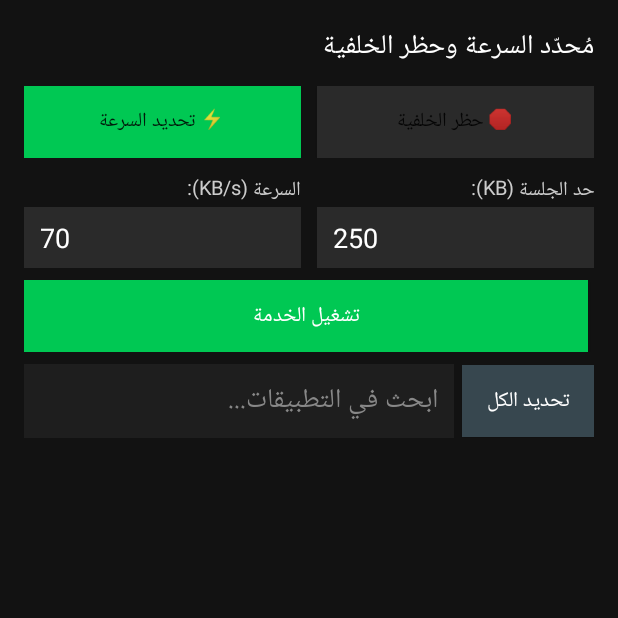
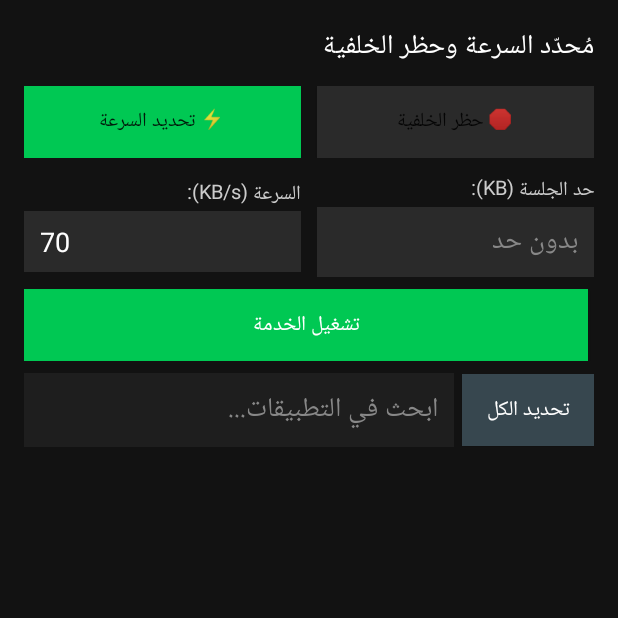
Before and after one commit to rew733/SpeedLimiter, an Android app: the screen it shows after launch (MainActivity), on a phone screen of 412 x 824 dp, the top half of it. Run offline under Robolectric (Android 15) with nearby library versions, the phone set to English and light mode, and no system bars.

Commit message:
Update session limit default value and handling

```diff
--- a/app/src/main/java/com/example/speedlimiter/MainActivity.kt
+++ b/app/src/main/java/com/example/speedlimiter/MainActivity.kt
@@ -72,7 +72,7 @@ class MainActivity : AppCompatActivity() {
 
         val prefs = getSharedPreferences("vpn_prefs", Context.MODE_PRIVATE)
         val savedSpeed = prefs.getInt("speed_kb", 70)
-        val savedLimit = prefs.getInt("session_limit_kb", 250)
+        val savedLimit = prefs.getInt("session_limit_kb", 0)
         selectedSpeedPackages.addAll(prefs.getStringSet("selected_apps", emptySet()) ?: emptySet())
         selectedBgKillPackages.addAll(prefs.getStringSet("bg_kill_apps", emptySet()) ?: emptySet())
 
@@ -153,7 +153,9 @@ class MainActivity : AppCompatActivity() {
         }
         sessionCol.addView(TextView(this).apply { text = "حد الجلسة (KB):"; textSize = 13f; setTextColor(Color.LTGRAY) })
         sessionLimitInput = EditText(this).apply {
-            setText(savedLimit.toString())
+            hint = "بدون حد"
+            setHintTextColor(Color.GRAY)
+            if (savedLimit > 0) setText(savedLimit.toString())
             inputType = InputType.TYPE_CLASS_NUMBER
             setTextColor(Color.WHITE)
             setBackgroundColor(Color.parseColor("#2A2A2A"))
@@ -334,15 +336,19 @@ class MainActivity : AppCompatActivity() {
         for (appInfo in packages) {
             if (appInfo.packageName == packageName) continue
 
+            // استبعاد أي تطبيق نظام بالكامل (سواء أساسي أو محدث) من الظهور أو التحديد
             val isSystemApp = (appInfo.flags and ApplicationInfo.FLAG_SYSTEM) != 0
             val isUpdatedSystemApp = (appInfo.flags and ApplicationInfo.FLAG_UPDATED_SYSTEM_APP) != 0
-
-            if (isSystemApp && !isUpdatedSystemApp) continue
+            if (isSystemApp || isUpdatedSystemApp) continue
 
             val label = pm.getApplicationLabel(appInfo).toString()
             val icon = pm.getApplicationIcon(appInfo)
             userApps.add(AppItem(label, appInfo.packageName, icon))
         }
+
+        val validUserPackages = userApps.map { it.packageName }.toSet()
+        selectedSpeedPackages.retainAll(validUserPackages)
+        selectedBgKillPackages.retainAll(validUserPackages)
 
         userApps.sortWith(compareByDescending<AppItem> { selectedSpeedPackages.contains(it.packageName) }.thenBy { it.name.lowercase() })
 
@@ -439,9 +445,15 @@ class MainActivity : AppCompatActivity() {
         }
     }
 
+    private fun getSessionLimitValue(): Int {
+        val raw = sessionLimitInput.text.toString().trim()
+        if (raw.isEmpty()) return 0
+        return raw.toIntOrNull() ?: 0
+    }
+
     private fun savePreferences() {
         val speedKb = speedInput.text.toString().toIntOrNull() ?: 70
-        val sessionLimitKb = sessionLimitInput.text.toString().toIntOrNull() ?: 250
+        val sessionLimitKb = getSessionLimitValue()
 
         getSharedPreferences("vpn_prefs", Context.MODE_PRIVATE).edit()
             .putInt("speed_kb", speedKb)
@@ -467,7 +479,7 @@ class MainActivity : AppCompatActivity() {
 
     private fun startVpnService() {
         val speedKb = speedInput.text.toString().toIntOrNull() ?: 70
-        val sessionLimitKb = sessionLimitInput.text.toString().toIntOrNull() ?: 250
+        val sessionLimitKb = getSessionLimitValue()
         savePreferences()
 
         val intent = Intent(this, MyVpnService::class.java).apply {
```
